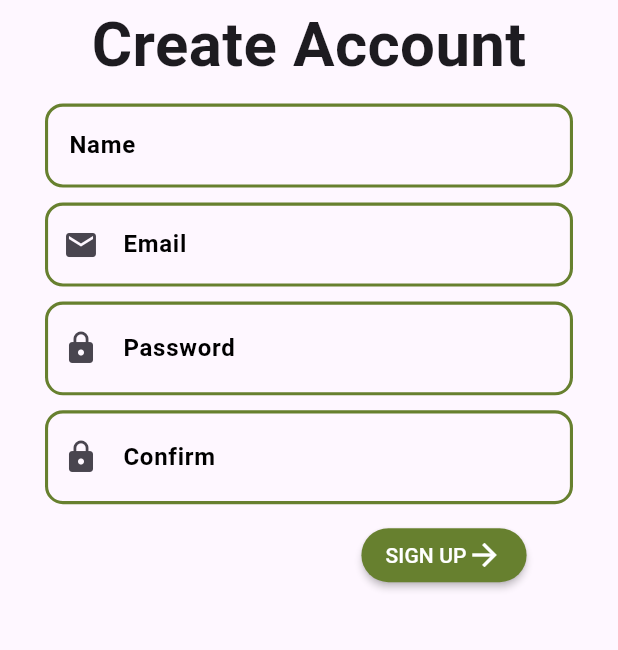
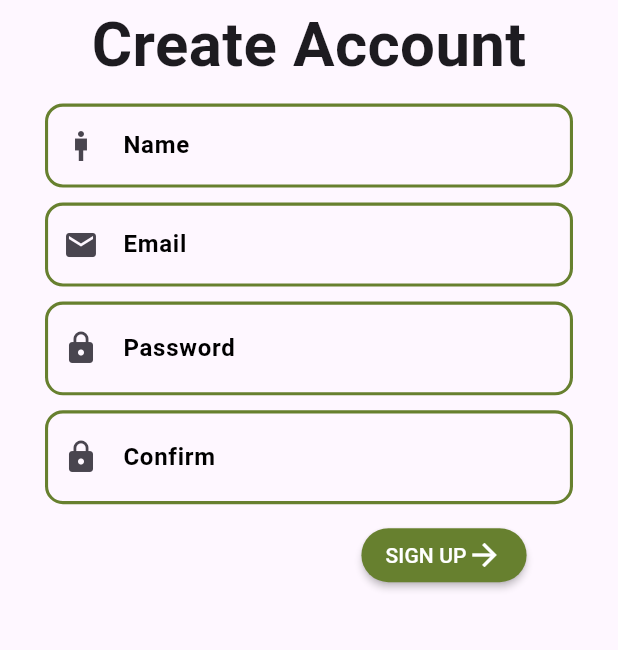
Before and after one commit to Muhammad-Adnan11/Plants-App, a Flutter app: the screen it shows after launch, after a tap on "Sign up", on a phone screen of 412 x 824 dp, the part 248-898 px from its top. Run offline on Flutter 3.47's test engine with Material 3 defaults, Android fonts, the light colour scheme and no system bars; our stand-ins replace awesome_bottom_bar, carousel_slider, cloud_firestore, firebase_auth, firebase_core, firebase_storage and 3 more; missing offline and left inert: flutter_stripe; accounts and stored records are empty.

Commit message:
more addtition

```diff
--- a/lib/UI/Components/CostumTextfield.dart
+++ b/lib/UI/Components/CostumTextfield.dart
@@ -2,13 +2,12 @@ import 'package:flutter/material.dart';
 
 class CostumTextfield extends StatelessWidget {
   final Widget? suffix;
-  final Widget? icons;
   final String lableText;
   final String hintText;
   final IconData? icon;
   final TextEditingController controller;
   final bool isPassword;
-  CostumTextfield({required this.lableText, required this.hintText, required this.controller, this.icon, this.isPassword = false, this.suffix,this.icons});
+  CostumTextfield({required this.lableText, required this.hintText, required this.controller, required this.icon, this.isPassword = false, this.suffix});
 
   @override
   Widget build(BuildContext context) {
--- a/lib/UI/Screens/Login_Screen/Login_screen.dart
+++ b/lib/UI/Screens/Login_Screen/Login_screen.dart
@@ -57,22 +57,14 @@ class _LoginViewState extends State<LoginView> {
               CostumTextfield(
                 lableText: 'Email',
                 hintText: 'Enter your Email',
-                icons: Icon(
-                  Icons.email,
-                  color: Color(0XFF67802f),
-                ),
-                //icon: Icons.email,
+                icon: Icons.email,
                 // suffix: Icon(Icons.visibility, color: Colors.black),
                 controller: LoginProvider1.emailController,
               ),
               CostumTextfield(
                 lableText: 'Password',
                 hintText: 'Enter your password',
-                //icon: Icons.lock,
-                icons: Icon(
-                  Icons.lock,
-                  color: Color(0XFF67802f),
-                ),
+                icon: Icons.lock,
                 suffix: Icon(Icons.visibility, color: Color(0XFF67802f)),
                 controller: LoginProvider1.passwordController,
               ),
--- a/lib/UI/Screens/Sign_up_screen/sign_up_screen.dart
+++ b/lib/UI/Screens/Sign_up_screen/sign_up_screen.dart
@@ -48,14 +48,7 @@ class _SignUpScreenState extends State<SignUpScreen> {
                 'Create Account',
                 style: TextStyle(fontSize: wigth * 0.1, fontWeight: FontWeight.bold),
               ),
-              CostumTextfield(
-                  lableText: 'Name',
-                  hintText: 'Enter your name',
-                  icons: Icon(
-                    Icons.man_2_sharp,
-                    color: Color(0XFF67802f),
-                  ),
-                  controller: Signup.usernameController),
+              CostumTextfield(lableText: 'Name', hintText: 'Enter your name', icon: Icons.man_2_sharp, controller: Signup.usernameController),
               CostumTextfield(lableText: 'Email', hintText: 'Enter your email', icon: Icons.email, controller: Signup.emailController),
               CostumTextfield(lableText: 'Password', hintText: 'Enter your password', icon: Icons.lock, suffix: Icon(Icons.visibility, color: Color(0XFF67802f)), controller: Signup.passwordController),
               CostumTextfield(lableText: 'Confirm', hintText: 'Confirm password', icon: Icons.lock, suffix: Icon(Icons.visibility, color: Color(0XFF67802f)), controller: Signup.confirmPasswordController),
```
